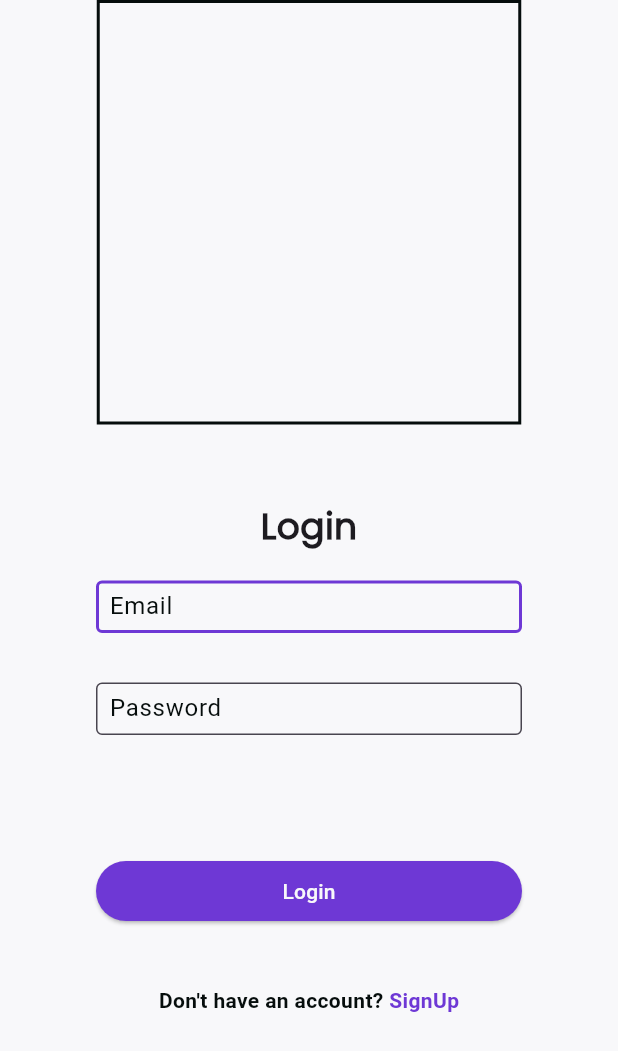
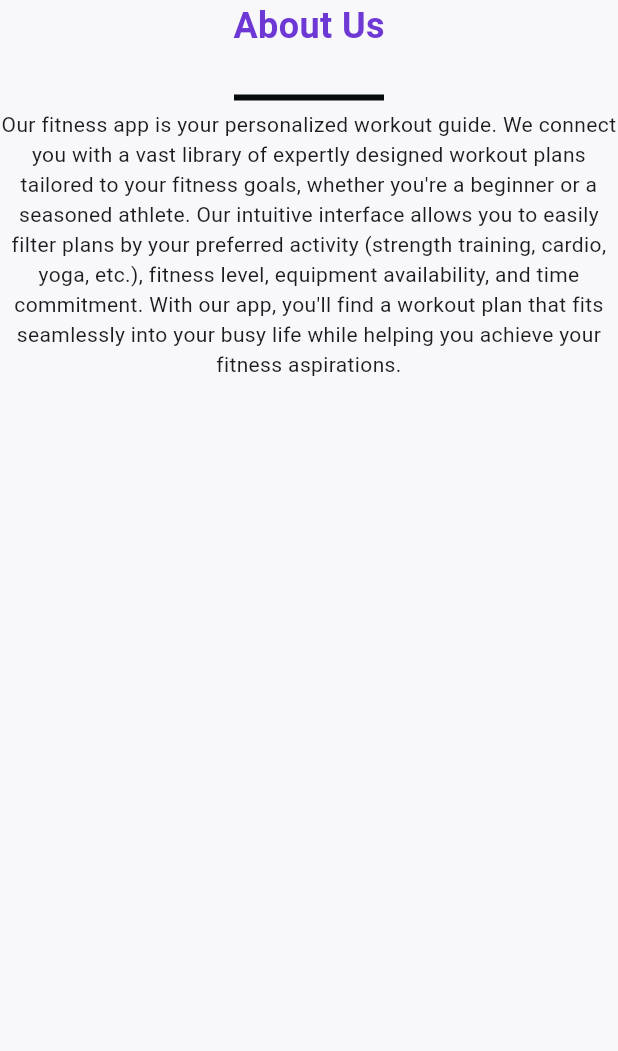
Before and after one commit to Jheng318/231483Y_Project1_JiaHong, a Flutter app: the screen it shows after launch, on a phone screen of 412 x 824 dp. Shown: the top 1051 px of the screen. Run offline on Flutter 3.47's test engine with Material 3 defaults, Android fonts, the phone set to English and light mode, and no system bars; statements that could not run were skipped.

Commit message:
started on the about us page

```diff
--- a/lib/main.dart
+++ b/lib/main.dart
@@ -2,6 +2,7 @@ import 'package:flutter/material.dart';
 import 'package:jiahong_mad_project/pages/signup.dart';
 import 'pages/login.dart';
 import 'pages/signup.dart';
+import 'pages/aboutus.dart';
 import 'package:jiahong_mad_project/data/users.dart';
 
 void main() {
@@ -15,9 +16,7 @@ class MainApp extends StatelessWidget {
   Widget build(BuildContext context) {
     return const MaterialApp(
       debugShowCheckedModeBanner: false,
-      home: LoginPage(
-        users: [],
-      ),
+      home: AboutUsPage(),
     );
   }
 }
--- /dev/null
+++ b/lib/pages/aboutus.dart
@@ -0,0 +1,47 @@
+import 'package:flutter/material.dart';
+import 'package:jiahong_mad_project/color_extensions.dart';
+
+class AboutUsPage extends StatelessWidget {
+  const AboutUsPage({super.key});
+
+  @override
+  Widget build(BuildContext context) {
+    return Scaffold(
+      backgroundColor: ColorExtensions.gray,
+      body: SingleChildScrollView(
+        child: Center(
+          widthFactor: MediaQuery.of(context).size.width * 0.9,
+          child: const Column(
+            mainAxisAlignment: MainAxisAlignment.center,
+            mainAxisSize: MainAxisSize.max,
+            crossAxisAlignment: CrossAxisAlignment.center,
+            children: [
+              Text(
+                "About Us",
+                style: TextStyle(
+                  color: ColorExtensions.purple,
+                  fontSize: 24,
+                  fontWeight: FontWeight.bold,
+                ),
+              ),
+              Padding(padding: EdgeInsets.only(top: 23)),
+              SizedBox(
+                width: 100,
+                child: Divider(
+                  thickness: 4,
+                  color: ColorExtensions.black,
+                ),
+              ),
+              Text(
+                "Our fitness app is your personalized workout guide. We connect you with a vast library of expertly designed workout plans tailored to your fitness goals, whether you're a beginner or a seasoned athlete. Our intuitive interface allows you to easily filter plans by your preferred activity (strength training, cardio, yoga, etc.), fitness level, equipment availability, and time commitment. With our app, you'll find a workout plan that fits seamlessly into your busy life while helping you achieve your fitness aspirations.",
+                textWidthBasis: ,
+                textAlign: TextAlign.center,
+                style: TextStyle(),
+              )
+            ],
+          ),
+        ),
+      ),
+    );
+  }
+}
```
